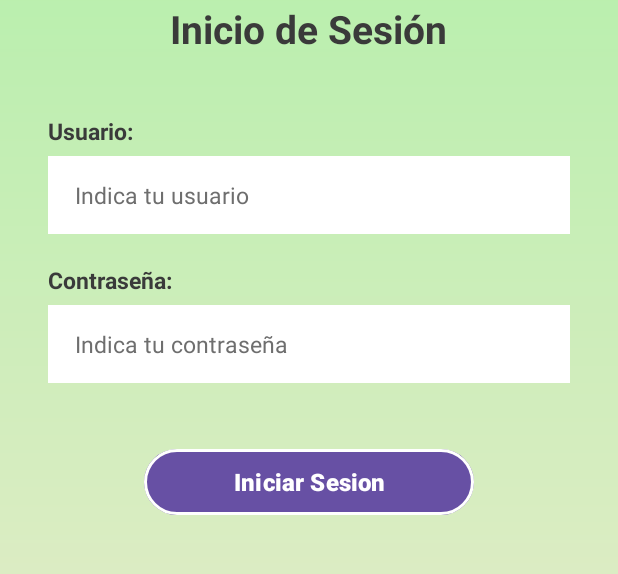
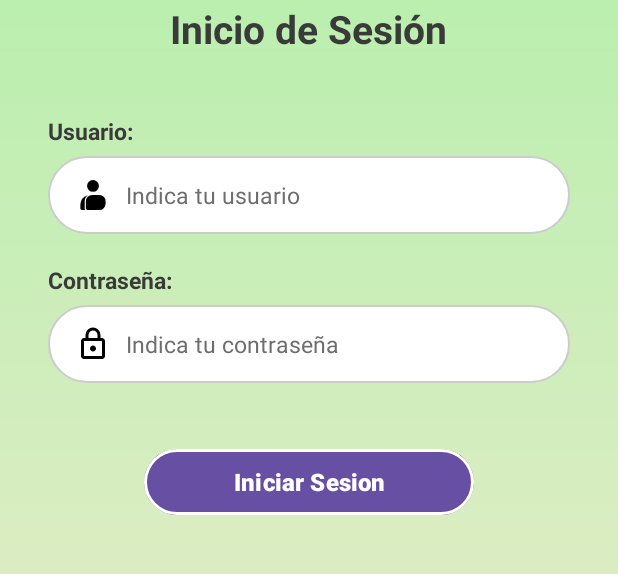
Before and after one commit to elenatorrado/UrbanMiau, an Android app: the screen it shows after launch (LoginActivity), on a phone screen of 412 x 824 dp, the part 322-896 px from its top. Run offline under Robolectric (Android 15) with nearby library versions, the phone set to English and light mode, and no system bars; Roboto replaces fonts that are not available here.

Commit message:
gatos crud y cambio de login

```diff
--- a/app/build.gradle
+++ b/app/build.gradle
@@ -48,6 +48,7 @@ dependencies {
     implementation libs.legacy.support.v4
 
     implementation 'androidx.cardview:cardview:1.0.0'
+    implementation 'com.squareup.okhttp3:okhttp:3.0.1'
 
     testImplementation libs.junit
     androidTestImplementation libs.ext.junit
--- /dev/null
+++ b/app/src/main/res/drawable/bg_redondo.xml
@@ -0,0 +1,19 @@
+<?xml version="1.0" encoding="utf-8"?>
+<shape xmlns:android="http://schemas.android.com/apk/res/android">
+
+    <solid android:color="#FFFFFF"/>
+
+    <stroke
+        android:width="1dp"
+        android:color="#CCCCCC"/>
+
+    <corners
+        android:radius="25dp"/>
+
+    <padding
+        android:left="12dp"
+        android:right="12dp"
+        android:top="8dp"
+        android:bottom="8dp"/>
+
+</shape>
--- /dev/null
+++ b/app/src/main/res/drawable/candadoo.xml
@@ -0,0 +1,9 @@
+<vector xmlns:android="http://schemas.android.com/apk/res/android"
+    android:width="24dp"
+    android:height="24dp"
+    android:viewportWidth="960"
+    android:viewportHeight="960">
+  <path
+      android:pathData="M240,880q-33,0 -56.5,-23.5T160,800v-400q0,-33 23.5,-56.5T240,320h40v-80q0,-83 58.5,-141.5T480,40q83,0 141.5,58.5T680,240v80h40q33,0 56.5,23.5T800,400v400q0,33 -23.5,56.5T720,880L240,880ZM240,800h480v-400L240,400v400ZM536.5,656.5Q560,633 560,600t-23.5,-56.5Q513,520 480,520t-56.5,23.5Q400,567 400,600t23.5,56.5Q447,680 480,680t56.5,-23.5ZM360,320h240v-80q0,-50 -35,-85t-85,-35q-50,0 -85,35t-35,85v80ZM240,800v-400,400Z"
+      android:fillColor="#000000"/>
+</vector>
--- /dev/null
+++ b/app/src/main/res/drawable/person.xml
@@ -0,0 +1,5 @@
+<vector xmlns:android="http://schemas.android.com/apk/res/android" android:height="24dp" android:tint="#000000" android:viewportHeight="960" android:viewportWidth="960" android:width="24dp">
+
+    <path android:fillColor="@android:color/white" android:pathData="M185,880Q168,880 155.5,867.5Q143,855 143,838L143,733Q143,643 199,574Q255,505 343,486Q303,514 281,556.5Q259,599 259,648L259,838Q259,849 262,860Q265,871 272,880L185,880ZM332,880Q315,880 302.5,867.5Q290,855 290,838L290,648Q290,578 339.5,529Q389,480 459,480L648,480Q718,480 767,529Q816,578 816,648L816,712Q816,782 767,831Q718,880 648,880L332,880ZM480,396Q414,396 368,350Q322,304 322,238Q322,172 368,126Q414,80 480,80Q546,80 592,126Q638,172 638,238Q638,304 592,350Q546,396 480,396Z"/>
+
+</vector>
--- a/app/src/main/res/layout/activity_gatos_info.xml
+++ b/app/src/main/res/layout/activity_gatos_info.xml
@@ -68,6 +68,7 @@
                 android:textStyle="bold"
                 android:textSize="18sp"
                 android:textColor="@color/black"/>
+
 
             <TextView
                 android:id="@+id/valorColonia"
--- a/app/src/main/res/layout/activity_login.xml
+++ b/app/src/main/res/layout/activity_login.xml
@@ -37,6 +37,7 @@
 
         <!-- Label Usuario -->
         <TextView
+
             android:layout_width="match_parent"
             android:layout_height="wrap_content"
             android:text="Usuario:"
@@ -48,11 +49,13 @@
         <!-- Campo Usuario -->
         <EditText
             android:id="@+id/etUsuario"
+            android:background="@drawable/bg_redondo"
+            android:drawableStart="@drawable/person"
+            android:drawablePadding="10dp"
             android:layout_width="match_parent"
             android:layout_height="52dp"
             android:layout_marginBottom="20dp"
             android:hint="Indica tu usuario"
-            android:background="@color/white"
             android:imeOptions="actionNext"
             android:inputType="text"
             android:paddingHorizontal="18dp"
@@ -75,12 +78,14 @@
         <EditText
             android:id="@+id/etPassword"
             android:layout_width="match_parent"
+            android:background="@drawable/bg_redondo"
+            android:drawableStart="@drawable/candadoo"
+            android:drawablePadding="10dp"
             android:layout_height="52dp"
             android:hint="Indica tu contraseña"
             android:textColorHint="@color/text_grey"
             android:textColor="@color/text_dark"
             android:textSize="15sp"
-            android:background="@color/white"
             android:paddingHorizontal="18dp"
             android:inputType="textPassword"
             android:imeOptions="actionDone"
--- a/app/src/main/res/layout/fragment_gatos.xml
+++ b/app/src/main/res/layout/fragment_gatos.xml
@@ -35,7 +35,7 @@
     </com.google.android.material.textfield.TextInputLayout>
 
     <androidx.recyclerview.widget.RecyclerView
-        android:id="@+id/rvPedidos"
+        android:id="@+id/rvGatos"
         android:layout_width="0dp"
         android:layout_height="0dp"
         android:layout_margin="8dp"
--- a/app/src/main/res/layout/item_gatos.xml
+++ b/app/src/main/res/layout/item_gatos.xml
@@ -30,7 +30,7 @@
             android:padding="4dp"/>
 
         <TextView
-            android:id="@+id/tvValorColonia"
+            android:id="@+id/tvValorNombre"
             android:layout_width="wrap_content"
             android:layout_height="wrap_content"
             android:text="Blanca"
@@ -47,7 +47,7 @@
             android:padding="4dp"/>
 
         <TextView
-            android:id="@+id/tvValorCuidador"
+            android:id="@+id/tvValorEdad"
             android:layout_width="wrap_content"
             android:layout_height="wrap_content"
             android:text="1 año"
```
Also changed, not shown: app/src/main/java/es/studium/urbanmiau/adapters/GatoAdapter.java (added, +81 -0 lines), app/src/main/java/es/studium/urbanmiau/crudgatos/BajaGatos.java (added, +42 -0 lines), app/src/main/java/es/studium/urbanmiau/crudgatos/ConsultaGato.java (added, +40 -0 lines), app/src/main/java/es/studium/urbanmiau/pojo/Gato.java (added, +37 -0 lines), app/src/main/java/es/studium/urbanmiau/ui/gatos/GatosFragment.java (+90 -9 lines), app/src/main/res/drawable/circulo_de_usuario.xml (added, +9 -0 lines), app/src/main/res/drawable/control_de_acceso.xml (added, +9 -0 lines).
